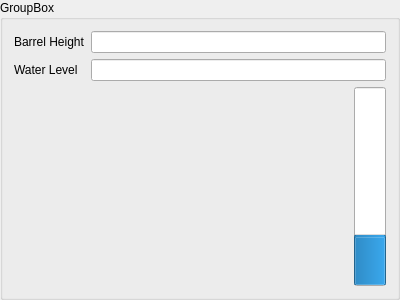
xlongfeng/home-security, file watertowerwidget.ui: the form before one commit.
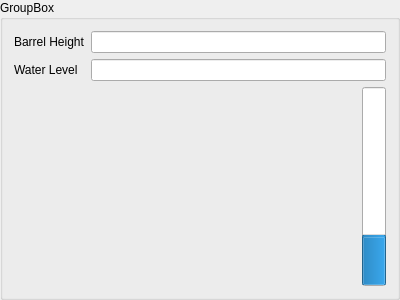
The form after the commit. Custom widgets are drawn as their Qt base class.

Patch:
```diff
--- a/watertowerwidget.ui
+++ b/watertowerwidget.ui
@@ -64,13 +64,13 @@
       <widget class="QProgressBar" name="progressBar">
        <property name="minimumSize">
         <size>
-         <width>32</width>
+         <width>24</width>
          <height>0</height>
         </size>
        </property>
        <property name="maximumSize">
         <size>
-         <width>32</width>
+         <width>24</width>
          <height>16777215</height>
         </size>
        </property>
```
Left out of the diff: 2 changed lines with no effect on the pictures.
